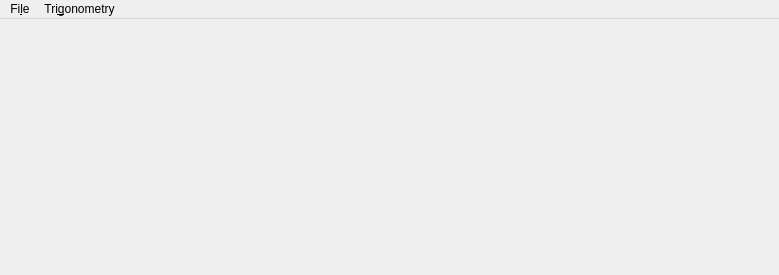
First picture: the form in mainwindow.ui, repository theCheeseboard/thecalculator, before the edit.
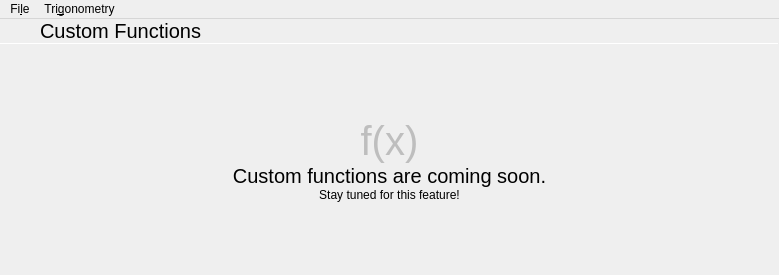
Second picture: the form after the edit. The open tabs and pages were chosen to show the change. Icons and pictures are not drawn. Custom widgets are drawn as their Qt base class.

Commit message: Equals button

```diff
--- a/mainwindow.ui
+++ b/mainwindow.ui
@@ -828,7 +828,154 @@
         </item>
        </layout>
       </widget>
-      <widget class="QWidget" name="page_2"/>
+      <widget class="QWidget" name="page_2">
+       <layout class="QVBoxLayout" name="verticalLayout">
+        <property name="spacing">
+         <number>0</number>
+        </property>
+        <property name="leftMargin">
+         <number>0</number>
+        </property>
+        <property name="topMargin">
+         <number>0</number>
+        </property>
+        <property name="rightMargin">
+         <number>0</number>
+        </property>
+        <property name="bottomMargin">
+         <number>0</number>
+        </property>
+        <item>
+         <layout class="QHBoxLayout" name="horizontalLayout_3">
+          <property name="spacing">
+           <number>0</number>
+          </property>
+          <item>
+           <widget class="QPushButton" name="backButton">
+            <property name="sizePolicy">
+             <sizepolicy hsizetype="Preferred" vsizetype="Preferred">
+              <horstretch>0</horstretch>
+              <verstretch>0</verstretch>
+             </sizepolicy>
+            </property>
+            <property name="text">
+             <string/>
+            </property>
+            <property name="icon">
+             <iconset theme="go-previous"/>
+            </property>
+            <property name="flat">
+             <bool>true</bool>
+            </property>
+           </widget>
+          </item>
+          <item>
+           <widget class="QLabel" name="label">
+            <property name="sizePolicy">
+             <sizepolicy hsizetype="Expanding" vsizetype="Preferred">
+              <horstretch>0</horstretch>
+              <verstretch>0</verstretch>
+             </sizepolicy>
+            </property>
+            <property name="font">
+             <font>
+              <pointsize>15</pointsize>
+             </font>
+            </property>
+            <property name="text">
+             <string>Custom Functions</string>
+            </property>
+            <property name="margin">
+             <number>9</number>
+            </property>
+           </widget>
+          </item>
+         </layout>
+        </item>
+        <item>
+         <widget class="Line" name="line">
+          <property name="maximumSize">
+           <size>
+            <width>16777215</width>
+            <height>1</height>
+           </size>
+          </property>
+          <property name="orientation">
+           <enum>Qt::Horizontal</enum>
+          </property>
+         </widget>
+        </item>
+        <item>
+         <spacer name="verticalSpacer_2">
+          <property name="orientation">
+           <enum>Qt::Vertical</enum>
+          </property>
+          <property name="sizeHint" stdset="0">
+           <size>
+            <width>20</width>
+            <height>40</height>
+           </size>
+          </property>
+         </spacer>
+        </item>
+        <item>
+         <widget class="QLabel" name="label_3">
+          <property name="enabled">
+           <bool>false</bool>
+          </property>
+          <property name="font">
+           <font>
+            <pointsize>30</pointsize>
+           </font>
+          </property>
+          <property name="text">
+           <string>f(x)</string>
+          </property>
+          <property name="alignment">
+           <set>Qt::AlignCenter</set>
+          </property>
+         </widget>
+        </item>
+        <item>
+         <widget class="QLabel" name="label_2">
+          <property name="font">
+           <font>
+            <pointsize>15</pointsize>
+           </font>
+          </property>
+          <property name="text">
+           <string>Custom functions are coming soon.</string>
+          </property>
+          <property name="alignment">
+           <set>Qt::AlignCenter</set>
+          </property>
+         </widget>
+        </item>
+        <item>
+         <widget class="QLabel" name="label_4">
+          <property name="text">
+           <string>Stay tuned for this feature!</string>
+          </property>
+          <property name="alignment">
+           <set>Qt::AlignCenter</set>
+          </property>
+         </widget>
+        </item>
+        <item>
+         <spacer name="verticalSpacer">
+          <property name="orientation">
+           <enum>Qt::Vertical</enum>
+          </property>
+          <property name="sizeHint" stdset="0">
+           <size>
+            <width>20</width>
+            <height>40</height>
+           </size>
+          </property>
+         </spacer>
+        </item>
+       </layout>
+      </widget>
      </widget>
     </item>
    </layout>
```
The commit also changes 2 other files.
